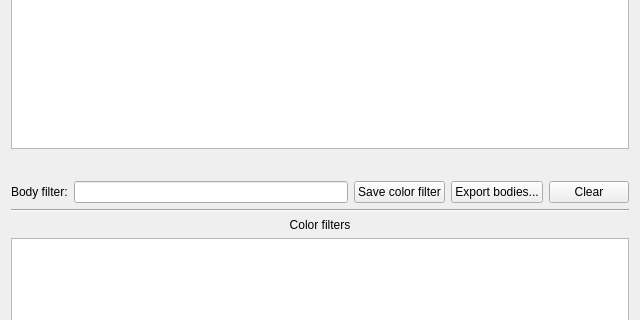
Old version of the form neurolabi/gui/dialogs/flyembodyinfodialog.ui in the repository janelia-flyem/NeuTu; both pictures show x 0 to 640 and y 285 to 605 of the 640 by 800 pixel window.
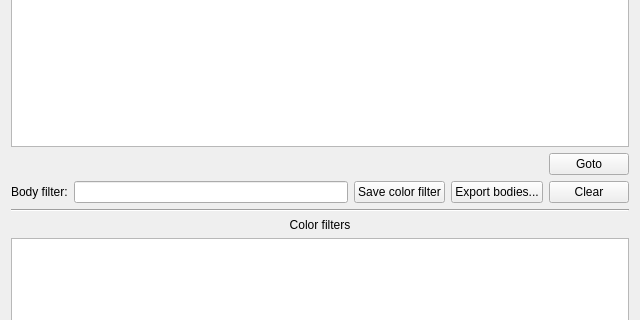
New version of the form.

Commit message: added "goto" button and supporting "bodies activated" signal

Diff of the .ui file:
```diff
--- a/neurolabi/gui/dialogs/flyembodyinfodialog.ui
+++ b/neurolabi/gui/dialogs/flyembodyinfodialog.ui
@@ -84,6 +84,13 @@
        </property>
       </spacer>
      </item>
+     <item>
+      <widget class="QPushButton" name="gotoBodiesButton">
+       <property name="text">
+        <string>Goto</string>
+       </property>
+      </widget>
+     </item>
     </layout>
    </item>
    <item>
```
The commit also changes 2 other files.
